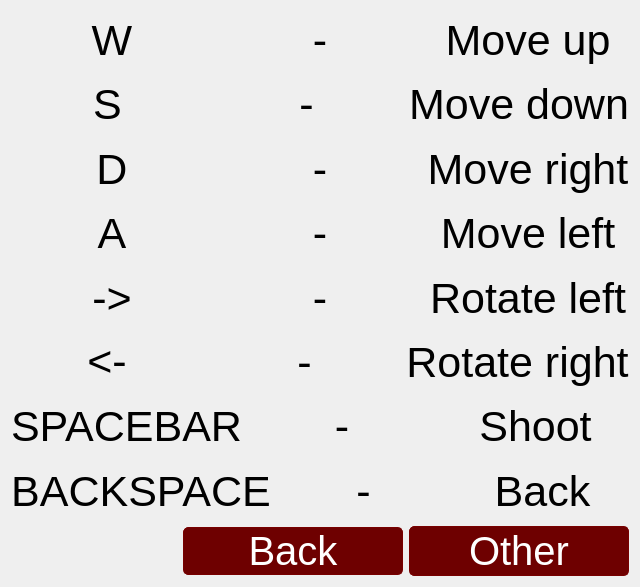
Qt form forms/optionswidget.ui (Przemekkkth/Qt-C-SimpleGame) before a commit.
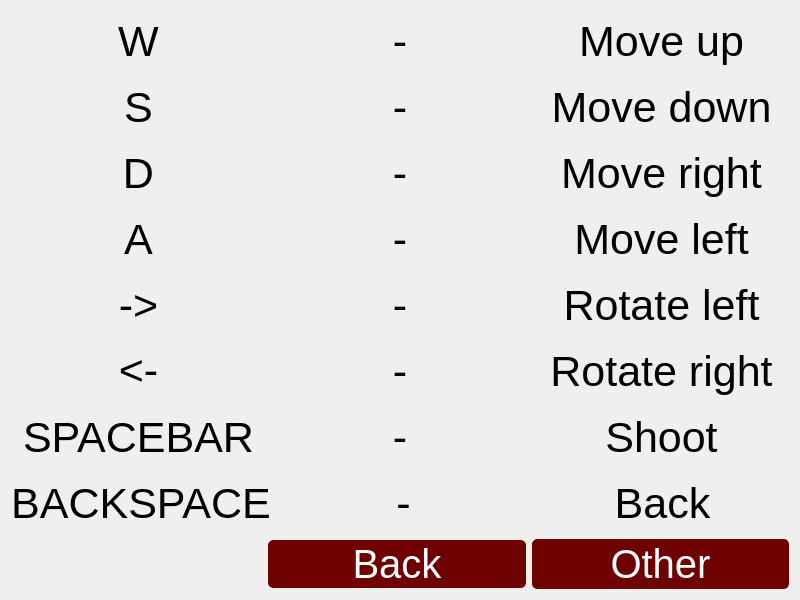
The same form after that commit. Icons and pictures are not drawn.

```diff
--- a/forms/optionswidget.ui
+++ b/forms/optionswidget.ui
@@ -6,8 +6,8 @@
    <rect>
     <x>0</x>
     <y>0</y>
-    <width>640</width>
-    <height>587</height>
+    <width>800</width>
+    <height>600</height>
    </rect>
   </property>
   <property name="windowTitle">
```
Left out of the diff: 8 changed lines with no effect on the pictures.
